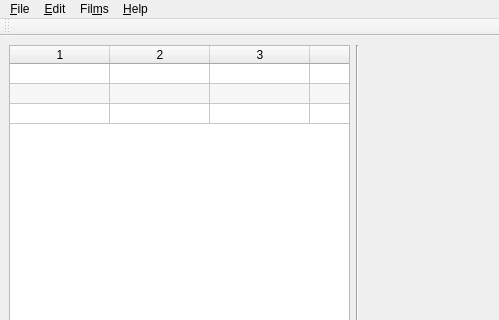
This is src/mainwindow.ui in eugene-melnik/alexandra as Qt 5 draws it before an edit; both pictures show x 0 to 499 and y 0 to 320 of the 950 by 500 pixel window. The edited form follows.
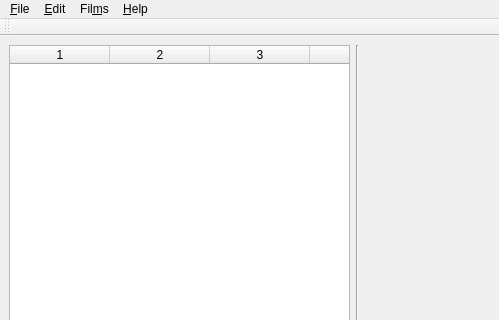
This is the edited form. Icons and pictures are not drawn. Custom widgets are drawn as their Qt base class.

```diff
--- a/src/mainwindow.ui
+++ b/src/mainwindow.ui
@@ -59,7 +59,7 @@
            <bool>true</bool>
           </property>
           <property name="rowCount">
-           <number>3</number>
+           <number>0</number>
           </property>
           <property name="columnCount">
            <number>6</number>
@@ -79,9 +79,6 @@
           <attribute name="verticalHeaderDefaultSectionSize">
            <number>20</number>
           </attribute>
-          <row/>
-          <row/>
-          <row/>
           <column/>
           <column/>
           <column/>
```
